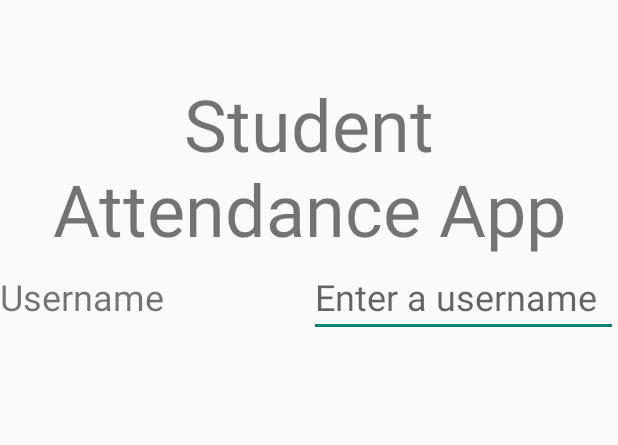
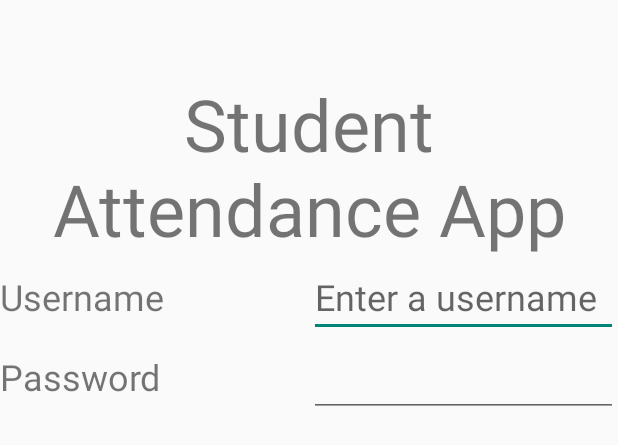
Before and after one commit to tun67213/AttendanceTracker, an Android app built with Jetpack Compose: the layout activity_main.xml on its own in the app's theme, with its tools: preview values and no code run, on a phone screen of 412 x 824 dp. Shown: the top 445 px of the screen. Run offline under Robolectric (Android 15) with nearby library versions, the phone set to English and light mode, and no system bars.

Commit message:
Creating interface

```diff
--- a/AndroidStudio/app/src/main/res/layout/activity_main.xml
+++ b/AndroidStudio/app/src/main/res/layout/activity_main.xml
@@ -25,7 +25,7 @@
 
         <LinearLayout
             android:layout_width="match_parent"
-            android:layout_height="match_parent"
+            android:layout_height="wrap_content"
             android:orientation="horizontal">
 
             <TextView
@@ -43,12 +43,13 @@
                 android:layout_weight="1"
                 android:ems="10"
                 android:hint="@string/username_hint"
-                android:textSize="24sp"
-                android:inputType="text" />
+                android:inputType="text"
+                android:textSize="24sp" />
         </LinearLayout>
+
         <LinearLayout
             android:layout_width="match_parent"
-            android:layout_height="match_parent"
+            android:layout_height="wrap_content"
             android:orientation="horizontal">
 
             <TextView
@@ -57,7 +58,16 @@
                 android:layout_height="wrap_content"
                 android:layout_weight="1"
                 android:text="@string/password_label"
-                android:textSize="24sp"/>
+                android:textSize="24sp" />
+
+            <EditText
+                android:id="@+id/passwordInputField"
+                android:layout_width="0dp"
+                android:layout_height="wrap_content"
+                android:layout_weight="1"
+                android:ems="10"
+                android:inputType="text"
+                android:textSize="24sp" />
         </LinearLayout>
     </LinearLayout>
 
```
